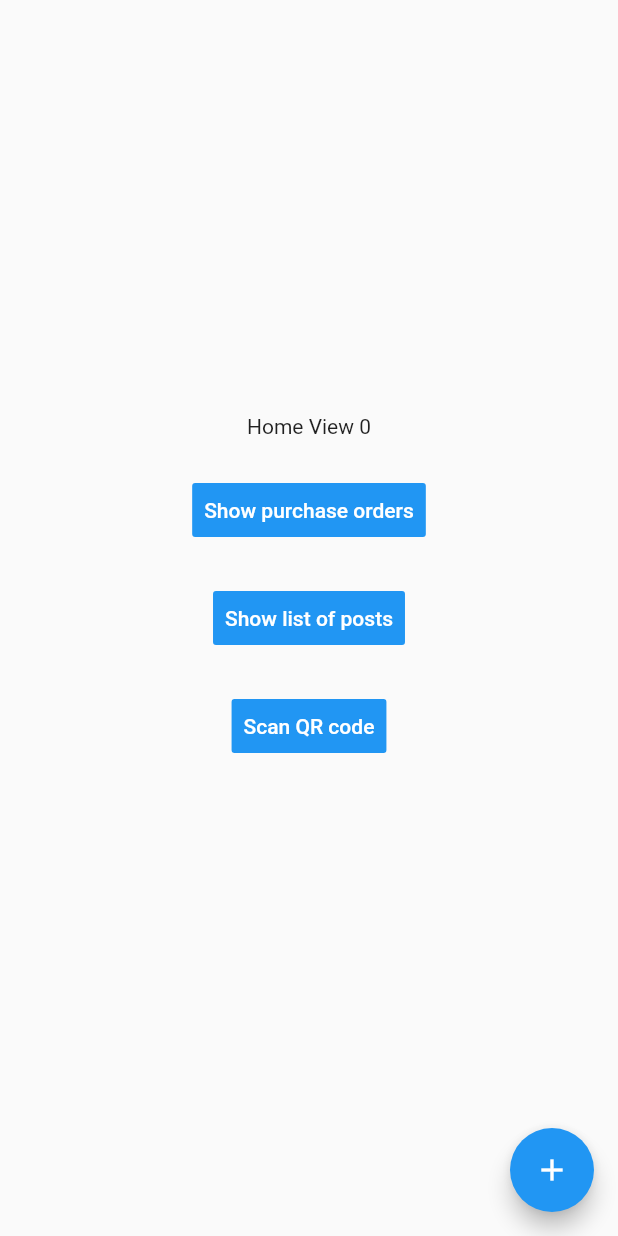
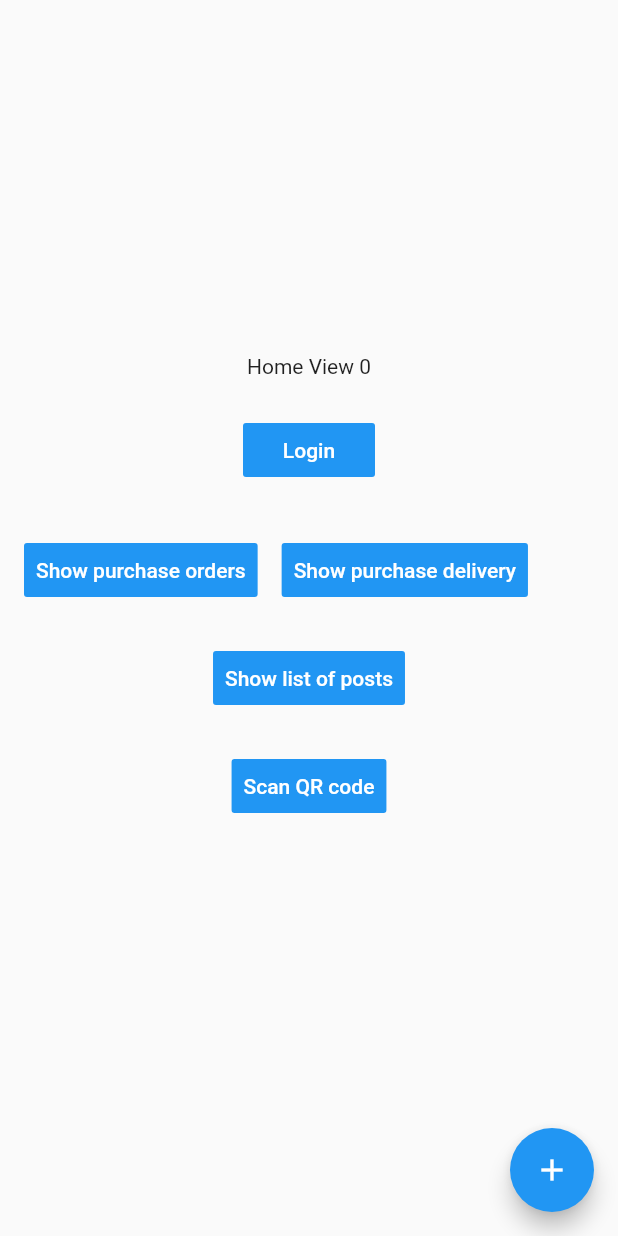
Before and after one commit to vasiachess/prototype, a Flutter app: the screen it shows after launch, on a phone screen of 412 x 824 dp. Run offline on Flutter 3.47's test engine with Material 2 defaults, Android fonts, the light colour scheme and no system bars; our stand-ins replace auto_route, get_it, injectable, shared_preferences, stacked, stacked_services; missing offline and left inert: barcode_scan.

Commit message:
Get Purchase orders from Odoo API

```diff
--- a/lib/app/locator.iconfig.dart
+++ b/lib/app/locator.iconfig.dart
@@ -6,6 +6,7 @@
 
 import 'package:get_it/get_it.dart';
 import 'package:stacked_services/stacked_services.dart';
+import 'package:stackedprototype/services/api.dart';
 import 'package:stackedprototype/services/posts_service.dart';
 import 'package:stackedprototype/services/purchase_order_items_service.dart';
 import 'package:stackedprototype/services/purchase_orders_service.dart';
@@ -14,6 +15,7 @@ import 'package:stackedprototype/services/third_party_services_module.dart';
 
 void $initGetIt(GetIt g, {String environment}) {
   final thirdPartyServicesModule = _$ThirdPartyServicesModule();
+  g.registerLazySingleton<Api>(() => Api());
   g.registerLazySingleton<DialogService>(
       () => thirdPartyServicesModule.dialogService);
   g.registerLazySingleton<NavigationService>(
--- a/lib/ui/views/home/home_view.dart
+++ b/lib/ui/views/home/home_view.dart
@@ -23,9 +23,39 @@ class HomeView extends StatelessWidget {
               padding: EdgeInsets.all(8),
               color: Colors.blue,
               onPressed: () {
-                model.navigateToPurchaseOrders();
+                model.loginUser();
               },
-              child: Text('Show purchase orders', style: TextStyle(color: Colors.white),),
+              child: Text('Login', style: TextStyle(color: Colors.white),),
+            ),
+            Text(model.sessionId),
+            SizedBox(
+              height: 16,
+            ),
+            Row(
+              children: <Widget>[
+                SizedBox(
+                    width: 16
+                ),
+                FlatButton(
+                  padding: EdgeInsets.all(8),
+                  color: Colors.blue,
+                  onPressed: () {
+                    model.navigateToPurchaseOrders();
+                  },
+                  child: Text('Show purchase orders', style: TextStyle(color: Colors.white),),
+                ),
+                SizedBox(
+                  width: 16
+                ),
+                FlatButton(
+                  padding: EdgeInsets.all(8),
+                  color: Colors.blue,
+                  onPressed: () {
+                    model.navigateToPurchaseOrders();
+                  },
+                  child: Text('Show purchase delivery', style: TextStyle(color: Colors.white),),
+                ),
+              ],
             ),
             SizedBox(
               height: 24,
--- a/lib/ui/views/home/home_viewmodel.dart
+++ b/lib/ui/views/home/home_viewmodel.dart
@@ -1,19 +1,25 @@
+import 'package:shared_preferences/shared_preferences.dart';
 import 'package:stacked/stacked.dart';
 import 'package:stacked_services/stacked_services.dart';
 import 'package:stackedprototype/app/locator.dart';
 import 'package:stackedprototype/app/router.gr.dart';
+import 'package:stackedprototype/services/api.dart';
 import 'package:stackedprototype/services/qr_code_service.dart';
 
 class HomeViewModel extends BaseViewModel {
 
   final NavigationService _navigationService = locator<NavigationService>();
   final _qrCodeService = locator<QrCodeService>();
+  final _api = locator<Api>();
 
   String _title = 'Home View';
   String get title => '$_title $_counter';
 
   String _scanResult = '';
   String get scanResult => _scanResult;
+
+  String _sessionId = '';
+  String get sessionId => _sessionId;
 
   int _counter = 0;
   int get counter => _counter;
@@ -35,4 +41,13 @@ class HomeViewModel extends BaseViewModel {
     _scanResult = await runBusyFuture(_qrCodeService.scanQrCode());
   }
 
+  Future loginUser() async {
+    final response = await runBusyFuture(_api.postAuthenticate());
+    if (response != null) {
+      _sessionId = response;
+      final SharedPreferences prefs = await SharedPreferences.getInstance();
+      await prefs.setString('sessionId', _sessionId);
+    }
+  }
+
 }
--- a/lib/ui/views/purchase_orders/purchase_orders_viewmodel.dart
+++ b/lib/ui/views/purchase_orders/purchase_orders_viewmodel.dart
@@ -2,6 +2,7 @@ import 'package:stacked/stacked.dart';
 import 'package:stacked_services/stacked_services.dart';
 import 'package:stackedprototype/app/locator.dart';
 import 'package:stackedprototype/app/router.gr.dart';
+import 'package:stackedprototype/data/models/order.dart';
 import 'package:stackedprototype/data/models/purchase_order.dart';
 import 'package:stackedprototype/services/purchase_orders_service.dart';
 
@@ -13,8 +14,8 @@ class PurchaseOrdersViewModel extends FutureViewModel<List<PurchaseOrder>> {
   @override
   Future<List<PurchaseOrder>> futureToRun() => _purchaseOrdersService.getPurchaseOrders();
 
-  Future navigateToPurchaseOrderItems(String id) async {
-    await _navigationService.navigateTo(Routes.purchaseOrderItemsView);
+  Future navigateToPurchaseOrderItems(Order order) async {
+    await _navigationService.navigateTo(Routes.purchaseOrderItemsView, arguments: order);
   }
 
 }
--- a/pubspec.yaml
+++ b/pubspec.yaml
@@ -35,6 +35,7 @@ dependencies:
   injectable:
   http: ^0.12.1
   barcode_scan: ^3.0.1
+  shared_preferences: ^0.5.7+3
 
 dev_dependencies:
   flutter_test:
```
Also changed, not shown: lib/services/api.dart (+13 -6 lines), lib/services/purchase_orders_service.dart (+9 -0 lines), lib/ui/views/purchase_orders/purchase_orders_view.dart (+4 -4 lines), pubspec.lock.
